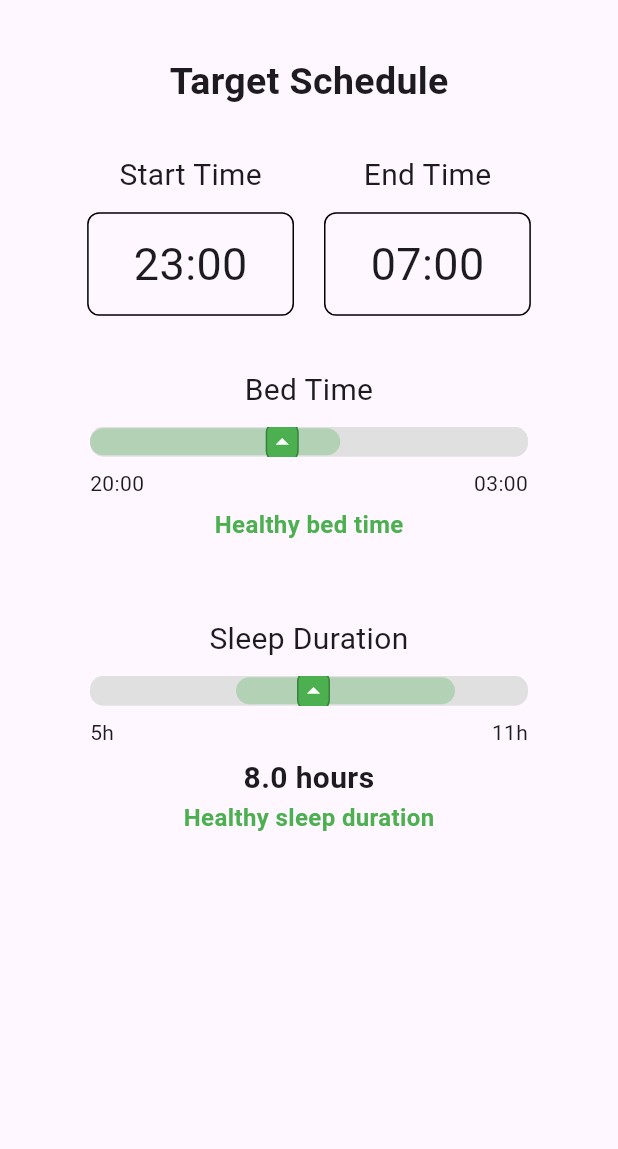
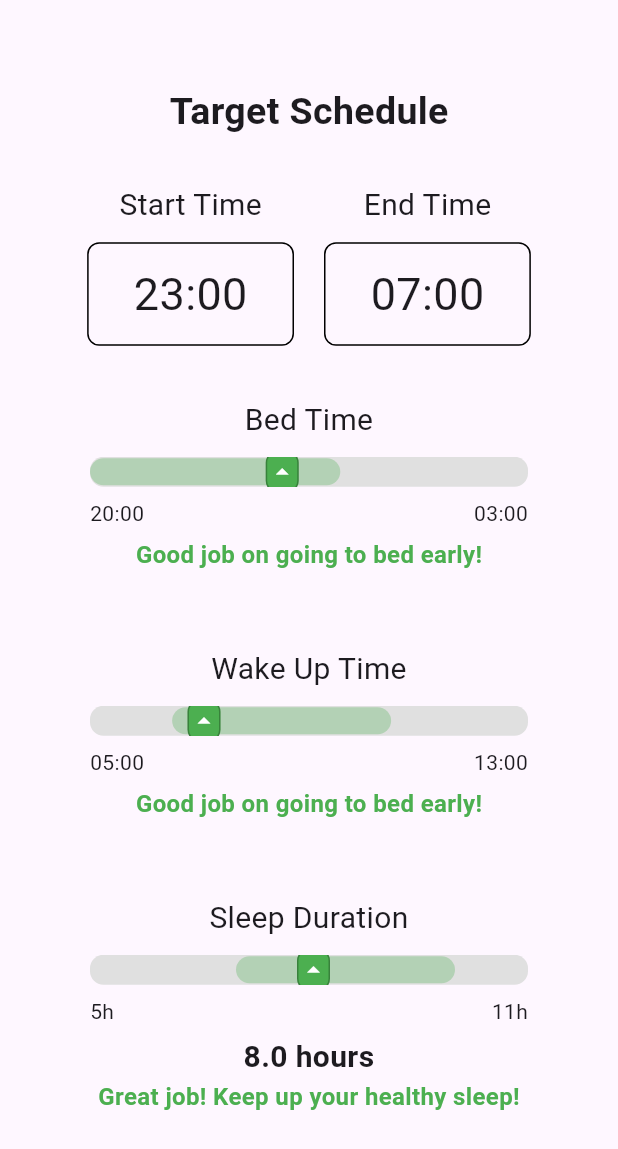
Before and after one commit to deepsleep-project/app, a Flutter app: the TimePickerWithTap screen opened directly, on a phone screen of 412 x 824 dp. Shown: the top 1149 px of the screen. Run offline on Flutter 3.47's test engine with Material 3 defaults, Android fonts, the phone set to English and light mode, and no system bars; our stand-ins replace fl_chart, localstorage; network calls fail.

Commit message:
feat: finish status bars in settings page

```diff
--- a/lib/friend_page.dart
+++ b/lib/friend_page.dart
@@ -173,10 +173,15 @@ class _FriendPageState extends State<FriendPage> {
                               fontWeight: FontWeight.w500,
                             ),
                           ),
-                          Text(
-                            _userId,
-                            style: TextStyle(fontSize: 12, color: Colors.grey),
-                          ),
+                          if (_userId.isNotEmpty) ...[
+                            Text(
+                              _userId,
+                              style: TextStyle(
+                                fontSize: 12,
+                                color: Colors.grey,
+                              ),
+                            ),
+                          ],
                         ],
                       ),
                     ],
--- a/lib/setting_page.dart
+++ b/lib/setting_page.dart
@@ -262,13 +262,13 @@ class _TimePickerWithTapState extends State<TimePickerWithTap> {
                 ],
               ),
               SleepTimeBar(startHour: startHour, startMinute: startMinute),
+              WakeupTimeBar(endHour: endHour, endMinute: endMinute),
               SleepDuration(
                 startHour: startHour,
                 startMinute: startMinute,
                 endHour: endHour,
                 endMinute: endMinute,
               ),
-              SizedBox(height: screenHeight * 0.25),
             ],
           ),
         ),
@@ -289,10 +289,6 @@ class SleepTimeBar extends StatelessWidget {
 
   @override
   Widget build(BuildContext context) {
-    // Show the time to go to sleep in a styled bar
-    String formattedTime =
-        '${startHour.toString().padLeft(2, '0')}:${startMinute.toString().padLeft(2, '0')}';
-
     return Padding(
       padding: const EdgeInsets.symmetric(vertical: 25.0, horizontal: 60.0),
       child: Column(
@@ -306,8 +302,9 @@ class SleepTimeBar extends StatelessWidget {
           SizedBox(height: 10),
           LayoutBuilder(
             builder: (context, constraints) {
-              int adjustedStartHour = startHour % 24 + 24;
-              double startTime = (startHour * 60 + startMinute) / 60;
+              int adjustedStartHour = startHour;
+              if (adjustedStartHour < 12) adjustedStartHour += 24;
+              double startTime = (adjustedStartHour * 60 + startMinute) / 60;
 
               // Bar settings
               double minTime = 20.0;
@@ -384,7 +381,7 @@ class SleepTimeBar extends StatelessWidget {
                   SizedBox(height: 6),
                   if (startTime < 20 || startTime > 24)
                     Text(
-                      "Unhealthy bed time",
+                      "Try to set up a healthier bedtime",
                       style: TextStyle(
                         color: Colors.redAccent,
                         fontSize: 16,
@@ -393,7 +390,135 @@ class SleepTimeBar extends StatelessWidget {
                     )
                   else
                     Text(
-                      "Healthy bed time",
+                      "Good job on going to bed early!",
+                      style: TextStyle(
+                        color: Colors.green,
+                        fontSize: 16,
+                        fontWeight: FontWeight.bold,
+                      ),
+                    ),
+                ],
+              );
+            },
+          ),
+        ],
+      ),
+    );
+  }
+}
+
+class WakeupTimeBar extends StatelessWidget {
+  final int endHour;
+  final int endMinute;
+
+  const WakeupTimeBar({
+    super.key,
+    required this.endHour,
+    required this.endMinute,
+  });
+
+  @override
+  Widget build(BuildContext context) {
+    return Padding(
+      padding: const EdgeInsets.symmetric(vertical: 25.0, horizontal: 60.0),
+      child: Column(
+        crossAxisAlignment: CrossAxisAlignment.stretch,
+        children: [
+          Text(
+            "Wake Up Time",
+            style: TextStyle(fontSize: 20),
+            textAlign: TextAlign.center,
+          ),
+          SizedBox(height: 10),
+          LayoutBuilder(
+            builder: (context, constraints) {
+              double endTime = (endHour * 60 + endMinute) / 60;
+
+              // Bar settings
+              double minTime = 5.0;
+              double maxTime = 13.0;
+              double barWidth = constraints.maxWidth;
+              double pos = ((endTime - minTime) / (maxTime - minTime)).clamp(
+                0.0,
+                1.0,
+              );
+
+              // Healthy range: 6:30am(6.5) - 10:30am(10.5)
+              double healthyStart = (6.5 - minTime) / (maxTime - minTime);
+              double healthyEnd = (10.5 - minTime) / (maxTime - minTime);
+
+              Color barColor = (endTime >= 6.5 && endTime <= 10.5)
+                  ? Colors.green
+                  : Colors.redAccent;
+
+              return Column(
+                children: [
+                  Stack(
+                    alignment: Alignment.centerLeft,
+                    children: [
+                      // Background bar
+                      Container(
+                        height: 20,
+                        decoration: BoxDecoration(
+                          color: Colors.grey[300],
+                          borderRadius: BorderRadius.circular(9),
+                        ),
+                      ),
+                      // Healthy range highlight
+                      Positioned(
+                        left: barWidth * healthyStart,
+                        child: Container(
+                          height: 18,
+                          width: barWidth * (healthyEnd - healthyStart),
+                          decoration: BoxDecoration(
+                            color: Colors.green.withOpacity(0.3),
+                            borderRadius: BorderRadius.circular(9),
+                          ),
+                        ),
+                      ),
+                      // User's duration marker
+                      Positioned(
+                        left: barWidth * pos - 8,
+                        child: Container(
+                          width: 22,
+                          height: 28,
+                          decoration: BoxDecoration(
+                            color: barColor,
+                            borderRadius: BorderRadius.circular(8),
+                            border: Border.all(color: Colors.black26, width: 1),
+                          ),
+                          child: Center(
+                            child: Icon(
+                              Icons.arrow_drop_up,
+                              color: Colors.white,
+                              size: 20,
+                            ),
+                          ),
+                        ),
+                      ),
+                    ],
+                  ),
+                  SizedBox(height: 8),
+                  Row(
+                    mainAxisAlignment: MainAxisAlignment.spaceBetween,
+                    children: [
+                      Text("05:00", style: TextStyle(fontSize: 14)),
+                      Text("13:00", style: TextStyle(fontSize: 14)),
+                    ],
+                  ),
+                  SizedBox(height: 6),
+                  if (endTime < 6.5 || endTime > 10.5)
+                    Text(
+                      "Try to set up a healthier wake-up time",
+                      style: TextStyle(
+                        color: Colors.redAccent,
+                        fontSize: 16,
+                        fontWeight: FontWeight.bold,
+                      ),
+                    )
+                  else
+                    Text(
+                      "Good job on going to bed early!",
                       style: TextStyle(
                         color: Colors.green,
                         fontSize: 16,
@@ -525,7 +650,7 @@ class SleepDuration extends StatelessWidget {
                   ),
                   if (durationHours < 7 || durationHours > 10)
                     Text(
-                      "Unhealthy sleep duration",
+                      "Aim for 7–10 hours for better health",
                       style: TextStyle(
                         color: Colors.redAccent,
                         fontSize: 16,
@@ -534,7 +659,7 @@ class SleepDuration extends StatelessWidget {
                     )
                   else
                     Text(
-                      "Healthy sleep duration",
+                      "Great job! Keep up your healthy sleep!",
                       style: TextStyle(
                         color: Colors.green,
                         fontSize: 16,
```
